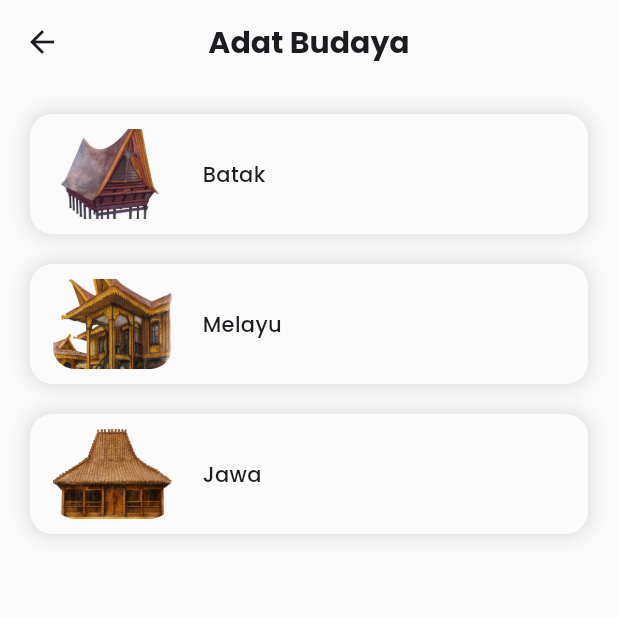
After one commit to nefarha/adat_indonesia, a Flutter app: the screen it shows after launch, after a tap on "MULAI", on a phone screen of 412 x 824 dp, the top half of it. The commit adds this screen. Run offline on Flutter 3.47's test engine with Material 3 defaults, Android fonts, the phone set to English and light mode, and no system bars; our stand-ins replace freezed_annotation, get, glass, google_fonts.

Commit message:
feat: add adat list view

```diff
--- /dev/null
+++ b/build.yaml
@@ -0,0 +1,21 @@
+targets:
+  $default:
+    builders:
+      mockito:mockBuilder:
+        enabled: false
+      json_serializable:
+        options:
+          # Options configure how source code is generated for every
+          # `@JsonSerializable`-annotated class in the package.
+          #
+          # The default value for each is listed.
+          any_map: false
+          checked: false
+          create_factory: true
+          create_to_json: true
+          disallow_unrecognized_keys: false
+          explicit_to_json: true
+          field_rename: snake
+          generic_argument_factories: false
+          ignore_unannotated: false
+          include_if_null: true
--- /dev/null
+++ b/lib/app/data/models/race_model/race_model.dart
@@ -0,0 +1,118 @@
+import 'package:adat_indonesia/app/data/utils/asset_url.dart';
+import 'package:freezed_annotation/freezed_annotation.dart';
+
+part 'race_model.freezed.dart';
+part 'race_model.g.dart';
+
+@freezed
+abstract class RaceModel with _$RaceModel {
+  const factory RaceModel({
+    required String ras,
+    required String adat,
+    required String ciriBahasa,
+    required String imagePath,
+    required List<LanguageTypeModel> contohBahasa,
+  }) = _RaceModel;
+
+  factory RaceModel.fromJson(Map<String, dynamic> json) =>
+      _$RaceModelFromJson(json);
+
+  static List<Map<String, dynamic>> dummyJson = [
+    {
+      "ras": "batak",
+      "adat":
+          "Adat Batak berkembang di wilayah Sumatera Utara, berpusat pada sistem marga (garis keturunan ayah). Struktur sosialnya kuat dengan prinsip Dalihan Na Tolu (tiga tungku adat): hula-hula, dongan tubu, dan boru. Adat ini banyak dipengaruhi oleh tradisi nenek moyang yang percaya pada roh leluhur.",
+      "ciri_bahasa": "Tegas, lugas, penuh sapaan adat (horas, mauliate).",
+      'image_path': AssetUrl.batakRumah,
+      "contoh_bahasa": [
+        {
+          "teks": "Horas ma di hita sude",
+          "arti": "Semoga kita semua sehat/selamat"
+        },
+        {"teks": "Mauliate godang", "arti": "Terima kasih banyak"},
+        {"teks": "Sai horas ma hamu", "arti": "Semoga kamu sehat selalu"},
+        {"teks": "Asa marsada hita", "arti": "Supaya kita bersatu"}
+      ]
+    },
+    {
+      "ras": "melayu",
+      "adat":
+          "Adat Melayu berkembang di pesisir Sumatera, Semenanjung Malaya, hingga Kalimantan. Karena letaknya strategis, adat ini dipengaruhi budaya Islam, perdagangan India, dan kolonial. Adat Melayu menjunjung tinggi prinsip 'adat bersendi syarak, syarak bersendi Kitabullah'.",
+      "ciri_bahasa": "Lembut, puitis, sering pakai pepatah atau peribahasa.",
+      'image_path': AssetUrl.melayuRumah,
+      "contoh_bahasa": [
+        {
+          "teks": "Takkan Melayu hilang di dunia",
+          "arti": "Orang Melayu akan tetap ada selamanya"
+        },
+        {
+          "teks": "Biar lambat asal selamat",
+          "arti": "Lebih baik hati-hati daripada terburu-buru"
+        },
+        {
+          "teks": "Ringan sama dijinjing, berat sama dipikul",
+          "arti": "Gotong royong"
+        },
+        {"teks": "Seperti aur dengan tebing", "arti": "Hidup saling membantu"}
+      ]
+    },
+    {
+      "ras": "jawa",
+      "adat":
+          "Adat Jawa berakar dari kerajaan-kerajaan besar seperti Mataram, Majapahit, dan Demak. Adatnya menekankan keselarasan (rukun), hierarki sosial, serta pengaruh Hindu-Buddha dan Islam. Nilai utama adalah harmoni, unggah-ungguh (tata krama), dan sopan santun.",
+      "ciri_bahasa":
+          "Ada tingkatan (ngoko – akrab, krama – sopan), menekankan sopan santun.",
+      'image_path': AssetUrl.jawaRumah,
+      "contoh_bahasa": [
+        {
+          "tingkat": "ngoko",
+          "teks": "Mangan ora mangan sing penting kumpul",
+          "arti": "Makan tidak makan, yang penting kumpul"
+        },
+        {
+          "tingkat": "ngoko",
+          "teks": "Aku tresna karo kowe",
+          "arti": "Aku cinta kamu"
+        },
+        {
+          "tingkat": "ngoko",
+          "teks": "Aja kagetan, aja gumunan",
+          "arti": "Jangan gampang kaget, jangan mudah heran"
+        },
+        {
+          "tingkat": "ngoko",
+          "teks": "Urip iku urup",
+          "arti": "Hidup itu harus memberi manfaat"
+        },
+        {"tingkat": "krama", "teks": "Kula nuwun", "arti": "Permisi"},
+        {
+          "tingkat": "krama",
+          "teks": "Matur nuwun sanget",
+          "arti": "Terima kasih banyak"
+        },
+        {
+          "tingkat": "krama",
+          "teks": "Kula kersa nyuwun pangapunten",
+          "arti": "Saya ingin meminta maaf"
+        }
+      ]
+    }
+  ];
+  static List<RaceModel> dummyModel = dummyJson
+      .map(
+        (e) => RaceModel.fromJson(e),
+      )
+      .toList();
+}
+
+@freezed
+abstract class LanguageTypeModel with _$LanguageTypeModel {
+  const factory LanguageTypeModel({
+    required String teks,
+    required String arti,
+    required String? tingkat,
+  }) = _LanguageTypeModel;
+
+  factory LanguageTypeModel.fromJson(Map<String, dynamic> json) =>
+      _$LanguageTypeModelFromJson(json);
+}
--- /dev/null
+++ b/lib/app/data/utils/asset_url.dart
@@ -0,0 +1,9 @@
+class AssetUrl {
+  static final String _baseUrl = 'assets';
+  static final String _ImagesUrl = '$_baseUrl/images';
+
+  static String bgImage = '$_ImagesUrl/bg.png';
+  static String batakRumah = '$_ImagesUrl/batak_rumah.png';
+  static String melayuRumah = '$_ImagesUrl/melayu_rumah.png';
+  static String jawaRumah = '$_ImagesUrl/jawa_rumah.png';
+}
--- /dev/null
+++ b/lib/app/modules/AdatList/bindings/adat_list_binding.dart
@@ -0,0 +1,12 @@
+import 'package:get/get.dart';
+
+import '../controllers/adat_list_controller.dart';
+
+class AdatListBinding extends Bindings {
+  @override
+  void dependencies() {
+    Get.lazyPut<AdatListController>(
+      () => AdatListController(),
+    );
+  }
+}
--- /dev/null
+++ b/lib/app/modules/AdatList/controllers/adat_list_controller.dart
@@ -0,0 +1,6 @@
+import 'package:adat_indonesia/app/data/models/race_model/race_model.dart';
+import 'package:get/get.dart';
+
+class AdatListController extends GetxController {
+  List<RaceModel> models = RaceModel.dummyModel;
+}
--- /dev/null
+++ b/lib/app/modules/AdatList/views/adat_list_view.dart
@@ -0,0 +1,76 @@
+import 'package:adat_indonesia/app/data/enums/e_constant.dart';
+import 'package:adat_indonesia/app/data/models/race_model/race_model.dart';
+import 'package:adat_indonesia/app/data/utils/colour_palette.dart';
+import 'package:adat_indonesia/app/data/utils/common_utils.dart';
+import 'package:flutter/material.dart';
+
+import 'package:get/get.dart';
+
+import '../controllers/adat_list_controller.dart';
+
+class AdatListView extends GetView<AdatListController> {
+  const AdatListView({super.key});
+  @override
+  Widget build(BuildContext context) {
+    return Scaffold(
+      appBar: AppBar(
+        title: Text(
+          'Adat Budaya',
+          style: CommonUtils.headerStyle,
+        ),
+        centerTitle: true,
+      ),
+      body: Padding(
+        padding: EdgeInsets.all(EConstant.largePadding.value),
+        child: ListView.separated(
+          itemCount: controller.models.length,
+          separatorBuilder: (context, index) => SizedBox(
+            height: EConstant.largePadding.value,
+          ),
+          itemBuilder: (context, index) {
+            RaceModel model = controller.models[index];
+            return Container(
+              decoration: BoxDecoration(
+                color: ColourPalette.pastelWhite,
+                borderRadius: BorderRadius.circular(15),
+                boxShadow: [
+                  BoxShadow(
+                    color: Colors.black12,
+                    blurRadius: 10,
+                    spreadRadius: 2,
+                  ),
+                ],
+              ),
+              height: 80,
+              width: double.infinity,
+              padding: EdgeInsets.symmetric(
+                horizontal: EConstant.mediumPadding.value,
+                vertical: EConstant.smallPadding.value,
+              ),
+              child: Row(
+                spacing: 20,
+                children: [
+                  Container(
+                    height: double.infinity,
+                    width: 80,
+                    decoration: BoxDecoration(
+                      image: DecorationImage(
+                        image: AssetImage(model.imagePath),
+                        fit: BoxFit.cover,
+                      ),
+                      borderRadius: BorderRadius.circular(15),
+                    ),
+                  ),
+                  Text(
+                    model.ras.capitalize!,
+                    style: CommonUtils.titleStyle,
+                  ),
+                ],
+              ),
+            );
+          },
+        ),
+      ),
+    );
+  }
+}
--- a/lib/app/modules/home/views/home_view.dart
+++ b/lib/app/modules/home/views/home_view.dart
@@ -1,6 +1,8 @@
 import 'package:adat_indonesia/app/data/enums/e_constant.dart';
+import 'package:adat_indonesia/app/data/utils/asset_url.dart';
 import 'package:adat_indonesia/app/data/utils/colour_palette.dart';
 import 'package:adat_indonesia/app/data/utils/common_utils.dart';
+import 'package:adat_indonesia/app/routes/app_pages.dart';
 import 'package:flutter/material.dart';
 
 import 'package:get/get.dart';
@@ -20,7 +22,7 @@ class HomeView extends GetView<HomeController> {
             width: double.infinity,
             decoration: BoxDecoration(
               image: DecorationImage(
-                  image: AssetImage('assets/images/bg.png'), fit: BoxFit.cover),
+                  image: AssetImage(AssetUrl.bgImage), fit: BoxFit.cover),
               gradient: LinearGradient(
                 begin: Alignment.topCenter,
                 end: Alignment.bottomCenter,
@@ -45,7 +47,12 @@ class HomeView extends GetView<HomeController> {
                     ),
                     textAlign: TextAlign.center,
                   ),
-                  Center(
+                  GestureDetector(
+                    behavior: HitTestBehavior.translucent,
+                    onTap: () {
+                      Get.toNamed(Routes.ADAT_LIST);
+                    },
+                    child: Center(
                         child: Container(
                       width: 200,
                       height: 50,
@@ -59,7 +66,8 @@ class HomeView extends GetView<HomeController> {
                           style: CommonUtils.titleStyle.copyWith(),
                         ),
                       ),
-                  ))
+                    )),
+                  )
                 ],
               ),
             ),
--- a/lib/app/routes/app_pages.dart
+++ b/lib/app/routes/app_pages.dart
@@ -1,5 +1,7 @@
 import 'package:get/get.dart';
 
+import '../modules/AdatList/bindings/adat_list_binding.dart';
+import '../modules/AdatList/views/adat_list_view.dart';
 import '../modules/home/bindings/home_binding.dart';
 import '../modules/home/views/home_view.dart';
 
@@ -16,5 +18,10 @@ class AppPages {
       page: () => const HomeView(),
       binding: HomeBinding(),
     ),
+    GetPage(
+      name: _Paths.ADAT_LIST,
+      page: () => const AdatListView(),
+      binding: AdatListBinding(),
+    ),
   ];
 }
--- a/lib/app/routes/app_routes.dart
+++ b/lib/app/routes/app_routes.dart
@@ -4,9 +4,11 @@ part of 'app_pages.dart';
 abstract class Routes {
   Routes._();
   static const HOME = _Paths.HOME;
+  static const ADAT_LIST = _Paths.ADAT_LIST;
 }
 
 abstract class _Paths {
   _Paths._();
   static const HOME = '/home';
+  static const ADAT_LIST = '/adat-list';
 }
--- a/pubspec.yaml
+++ b/pubspec.yaml
@@ -38,6 +38,8 @@ dependencies:
   google_fonts: ^6.3.0
   shimmer: ^3.0.0
   glass: ^2.0.0+2
+  json_annotation: ^4.9.0
+  freezed_annotation: ^3.1.0
 
 dev_dependencies:
   flutter_test:
@@ -49,6 +51,9 @@ dev_dependencies:
   # package. See that file for information about deactivating specific lint
   # rules and activating additional ones.
   flutter_lints: ^5.0.0
+  json_serializable: ^6.9.5
+  build_runner: ^2.4.15
+  freezed: ^3.0.6
 
 # For information on the generic Dart part of this file, see the
 # following page: https://dart.dev/tools/pub/pubspec
```
Also changed, not shown: assets/images/batak_rumah.png (added), assets/images/jawa_rumah.png (added), assets/images/melayu_rumah.png (added), lib/app/data/models/race_model/race_model.freezed.dart (added), lib/app/data/models/race_model/race_model.g.dart (added), pubspec.lock. Lines whose indentation alone changed are shown as unchanged.
